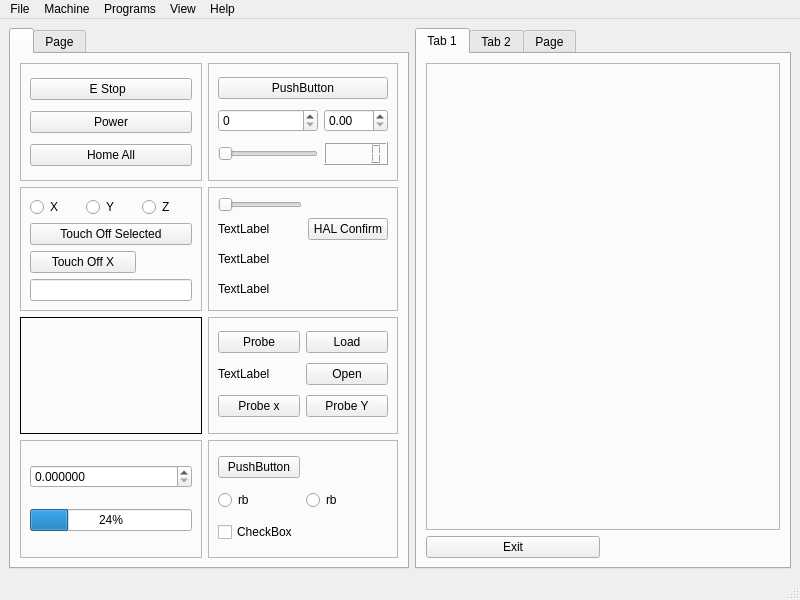
This is examples/testgui/Errors/errors.ui in jethornton/flexgui as Qt 5 draws it before an edit. The edited form follows.
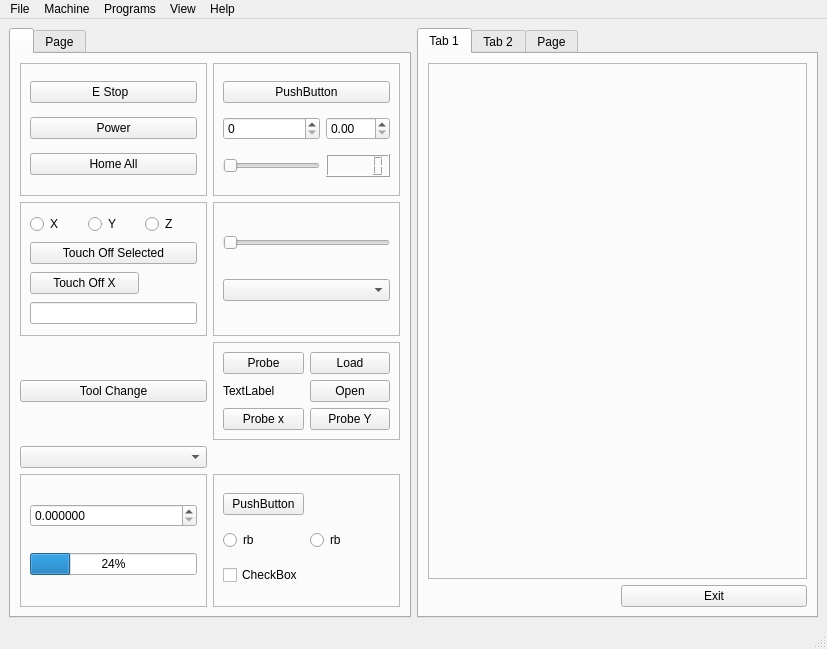
This is the edited form.

Diff of the .ui file:
```diff
--- a/examples/testgui/Errors/errors.ui
+++ b/examples/testgui/Errors/errors.ui
@@ -6,8 +6,8 @@
    <rect>
     <x>0</x>
     <y>0</y>
-    <width>800</width>
-    <height>600</height>
+    <width>827</width>
+    <height>649</height>
    </rect>
   </property>
   <property name="windowTitle">
@@ -221,41 +221,6 @@
            <enum>QFrame::Raised</enum>
           </property>
           <layout class="QGridLayout" name="gridLayout_6">
-           <item row="2" column="0">
-            <widget class="QLabel" name="label_2">
-             <property name="text">
-              <string>TextLabel</string>
-             </property>
-             <property name="function" stdset="0">
-              <string>hal_avr_i</string>
-             </property>
-             <property name="pin_name" stdset="0">
-              <string>hal-avr-int</string>
-             </property>
-             <property name="hal_type" stdset="0">
-              <string>HAL_U32</string>
-             </property>
-            </widget>
-           </item>
-           <item row="1" column="0">
-            <widget class="QLabel" name="label">
-             <property name="text">
-              <string>TextLabel</string>
-             </property>
-             <property name="function" stdset="0">
-              <string>hal_pin</string>
-             </property>
-             <property name="pin_name" stdset="0">
-              <string>hal-label</string>
-             </property>
-             <property name="hal_type" stdset="0">
-              <string>HAL_U32</string>
-             </property>
-             <property name="zero_padding" stdset="0">
-              <string>5</string>
-             </property>
-            </widget>
-           </item>
            <item row="0" column="0">
             <widget class="QSlider" name="slider">
              <property name="orientation">
@@ -272,32 +237,39 @@
              </property>
             </widget>
            </item>
-           <item row="3" column="0">
-            <widget class="QLabel" name="label_3">
-             <property name="text">
-              <string>TextLabel</string>
-             </property>
-             <property name="function" stdset="0">
-              <string>hal_msl</string>
-             </property>
-             <property name="pin_name" stdset="0">
-              <string>hal-msl</string>
-             </property>
-             <property name="text_0" stdset="0">
-              <string>Text 0</string>
-             </property>
-             <property name="text_1" stdset="0">
-              <string>Text 1</string>
-             </property>
-             <property name="text_25" stdset="0">
-              <string>Text 25</string>
-             </property>
-            </widget>
+           <item row="1" column="0">
+            <widget class="QComboBox" name="jog_modes_cb"/>
            </item>
+          </layout>
+         </widget>
+        </item>
+        <item row="2" column="0">
+         <widget class="QPushButton" name="tool_change_pb">
+          <property name="text">
+           <string>Tool Change</string>
+          </property>
+         </widget>
+        </item>
+        <item row="4" column="1">
+         <widget class="QFrame" name="frame_4">
+          <property name="frameShape">
+           <enum>QFrame::StyledPanel</enum>
+          </property>
+          <property name="frameShadow">
+           <enum>QFrame::Raised</enum>
+          </property>
+          <layout class="QGridLayout" name="gridLayout_9">
            <item row="1" column="1">
-            <widget class="QPushButton" name="pushButton_3">
+            <widget class="QRadioButton" name="radioButton_2">
              <property name="text">
-              <string>HAL Confirm</string>
+              <string>rb</string>
+             </property>
+            </widget>
+           </item>
+           <item row="0" column="0">
+            <widget class="QPushButton" name="bla_btn">
+             <property name="text">
+              <string>PushButton</string>
              </property>
              <property name="checkable">
               <bool>true</bool>
@@ -308,20 +280,61 @@
              <property name="pin_name" stdset="0">
               <string>hal-confirm</string>
              </property>
-             <property name="confirm" stdset="0">
-              <bool>true</bool>
+            </widget>
+           </item>
+           <item row="2" column="0">
+            <widget class="QCheckBox" name="checkBox">
+             <property name="text">
+              <string>CheckBox</string>
+             </property>
+            </widget>
+           </item>
+           <item row="1" column="0">
+            <widget class="QRadioButton" name="test">
+             <property name="text">
+              <string>rb</string>
              </property>
             </widget>
            </item>
           </layout>
          </widget>
         </item>
-        <item row="2" column="0">
-         <widget class="QFrame" name="frame">
+        <item row="4" column="0">
+         <widget class="QFrame" name="frame_3">
           <property name="frameShape">
-           <enum>QFrame::Box</enum>
+           <enum>QFrame::StyledPanel</enum>
           </property>
-          <layout class="QGridLayout" name="gridLayout_3"/>
+          <property name="frameShadow">
+           <enum>QFrame::Raised</enum>
+          </property>
+          <layout class="QGridLayout" name="gridLayout_8">
+           <item row="1" column="0">
+            <widget class="QProgressBar" name="progressBar">
+             <property name="value">
+              <number>24</number>
+             </property>
+             <property name="function" stdset="0">
+              <string>hal_pin</string>
+             </property>
+             <property name="pin_name" stdset="0">
+              <string>hal-progressbar</string>
+             </property>
+            </widget>
+           </item>
+           <item row="0" column="0">
+            <widget class="QDoubleSpinBox" name="doubleSpinBox">
+             <property name="decimals">
+              <number>6</number>
+             </property>
+             <property name="function" stdset="0">
+              <string>set_var</string>
+             </property>
+             <property name="variable" stdset="0">
+              <string>1025</string>
+             </property>
+            </widget>
+           </item>
+          </layout>
          </widget>
         </item>
         <item row="2" column="1">
@@ -385,91 +398,7 @@
          </widget>
         </item>
         <item row="3" column="0">
-         <widget class="QFrame" name="frame_3">
-          <property name="frameShape">
-           <enum>QFrame::StyledPanel</enum>
-          </property>
-          <property name="frameShadow">
-           <enum>QFrame::Raised</enum>
-          </property>
-          <layout class="QGridLayout" name="gridLayout_8">
-           <item row="1" column="0">
-            <widget class="QProgressBar" name="progressBar">
-             <property name="value">
-              <number>24</number>
-             </property>
-             <property name="function" stdset="0">
-              <string>hal_pin</string>
-             </property>
-             <property name="pin_name" stdset="0">
-              <string>hal-progressbar</string>
-             </property>
-            </widget>
-           </item>
-           <item row="0" column="0">
-            <widget class="QDoubleSpinBox" name="doubleSpinBox">
-             <property name="decimals">
-              <number>6</number>
-             </property>
-             <property name="function" stdset="0">
-              <string>set_var</string>
-             </property>
-             <property name="variable" stdset="0">
-              <string>1025</string>
-             </property>
-            </widget>
-           </item>
-          </layout>
-         </widget>
-        </item>
-        <item row="3" column="1">
-         <widget class="QFrame" name="frame_4">
-          <property name="frameShape">
-           <enum>QFrame::StyledPanel</enum>
-          </property>
-          <property name="frameShadow">
-           <enum>QFrame::Raised</enum>
-          </property>
-          <layout class="QGridLayout" name="gridLayout_9">
-           <item row="1" column="1">
-            <widget class="QRadioButton" name="radioButton_2">
-             <property name="text">
-              <string>rb</string>
-             </property>
-            </widget>
-           </item>
-           <item row="0" column="0">
-            <widget class="QPushButton" name="bla_btn">
-             <property name="text">
-              <string>PushButton</string>
-             </property>
-             <property name="checkable">
-              <bool>true</bool>
-             </property>
-             <property name="function" stdset="0">
-              <string>hal_io</string>
-             </property>
-             <property name="pin_name" stdset="0">
-              <string>hal-io-pb</string>
-             </property>
-            </widget>
-           </item>
-           <item row="2" column="0">
-            <widget class="QCheckBox" name="checkBox">
-             <property name="text">
-              <string>CheckBox</string>
-             </property>
-            </widget>
-           </item>
-           <item row="1" column="0">
-            <widget class="QRadioButton" name="test">
-             <property name="text">
-              <string>rb</string>
-             </property>
-            </widget>
-           </item>
-          </layout>
-         </widget>
+         <widget class="QComboBox" name="tool_change_cb"/>
         </item>
        </layout>
       </widget>
@@ -500,7 +429,7 @@
           </property>
          </widget>
         </item>
-        <item row="1" column="0">
+        <item row="1" column="1">
          <widget class="QPushButton" name="quit_pb">
           <property name="text">
            <string>Exit</string>
@@ -583,7 +512,7 @@
     <rect>
      <x>0</x>
      <y>0</y>
-     <width>800</width>
+     <width>827</width>
      <height>24</height>
     </rect>
    </property>
```
Left out of the diff: 273 changed lines with no effect on the pictures.
